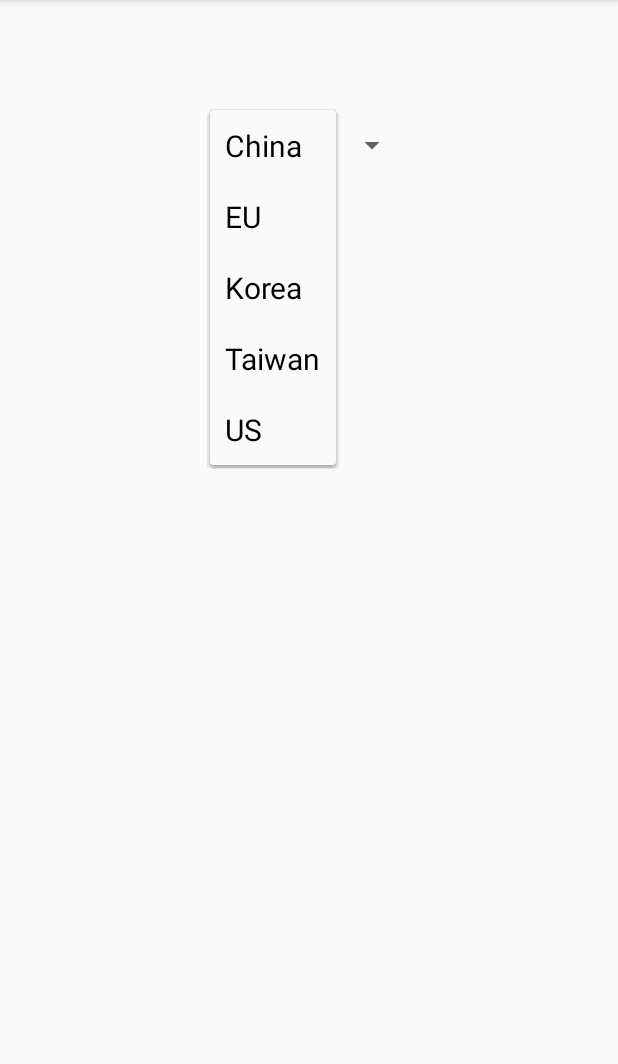
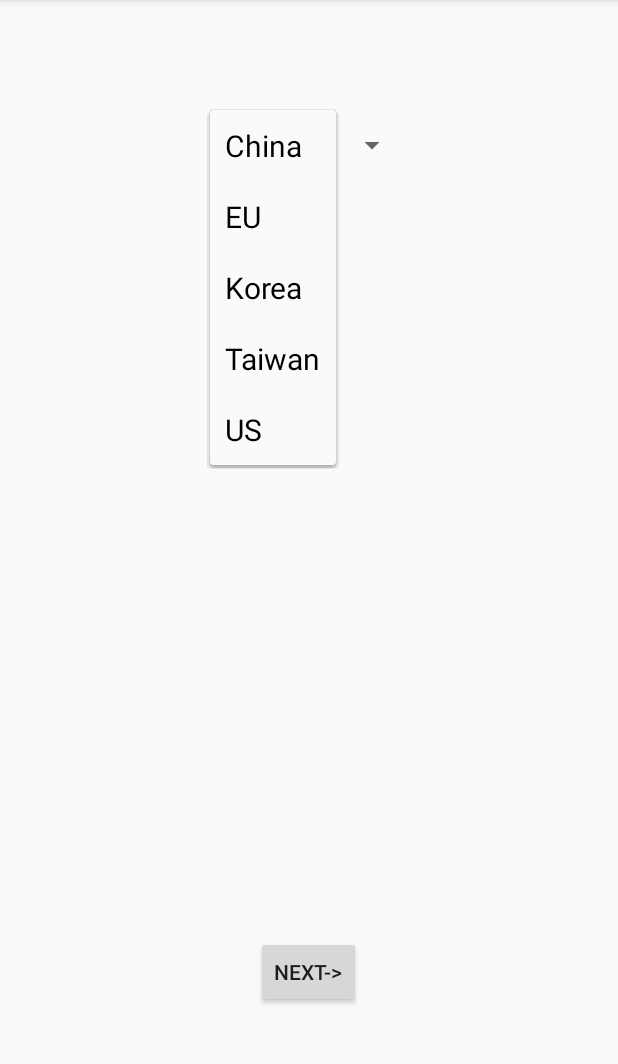
Before and after one commit to regeim/Json2, an Android app: the screen it shows after launch (MainActivity), after a tap on "US", on a phone screen of 412 x 824 dp, the part 84-1148 px from its top. Run offline under Robolectric (Android 15) with nearby library versions, the phone set to English and light mode, and no system bars; libraries missing offline, so code that uses them is left out: android.net.http.

Commit message:
adding Next button

```diff
--- a/app/src/main/java/com/example/zoli/json/HttpConnection.java
+++ b/app/src/main/java/com/example/zoli/json/HttpConnection.java
@@ -51,7 +51,7 @@ private     byte[] buf;
             InputStream ostream = conn.getInputStream();
             this.stream=ostream;
             this.isconnect=true;
-            Toast.makeText(context, "Internet Connected", Toast.LENGTH_SHORT).show();
+//            Toast.makeText(context, "Internet Connected", Toast.LENGTH_SHORT).show();
             } catch (Exception e) {
                 e.printStackTrace();
             }
--- a/app/src/main/java/com/example/zoli/json/MainActivity.java
+++ b/app/src/main/java/com/example/zoli/json/MainActivity.java
@@ -28,7 +28,7 @@ public class MainActivity extends ActionBarActivity {
     protected void onCreate(Bundle savedInstanceState) {
         super.onCreate(savedInstanceState);
 
-        setContentView(R.layout.activity_main);
+        setContentView(R.layout.activity_main); //to have internet access on Android  4.2+
         if (android.os.Build.VERSION.SDK_INT > 9) {
             StrictMode.ThreadPolicy policy = new StrictMode.ThreadPolicy.Builder().permitAll().build();
             StrictMode.setThreadPolicy(policy);
--- a/app/src/main/res/layout/activity_main.xml
+++ b/app/src/main/res/layout/activity_main.xml
@@ -31,4 +31,14 @@
         android:layout_centerHorizontal="true"
         android:layout_marginTop="57dp" />
 
+    <Button
+        style="?android:attr/buttonStyleSmall"
+        android:layout_width="wrap_content"
+        android:layout_height="wrap_content"
+        android:text="@string/next_button"
+        android:id="@+id/next_button"
+        android:layout_alignParentBottom="true"
+        android:layout_centerHorizontal="true"
+        android:layout_marginBottom="80dp" />
+
 </RelativeLayout>
--- a/app/src/main/res/values/strings.xml
+++ b/app/src/main/res/values/strings.xml
@@ -5,6 +5,7 @@
     <string name="hello_world">Hello world!</string>
     <string name="action_settings">Settings</string>
     <string name="get_data_btn">Get Data!</string>
+    <string name="next_button">Next-></string>
     <string-array name="regions">
         <item>China</item>
         <item>EU</item>
```
